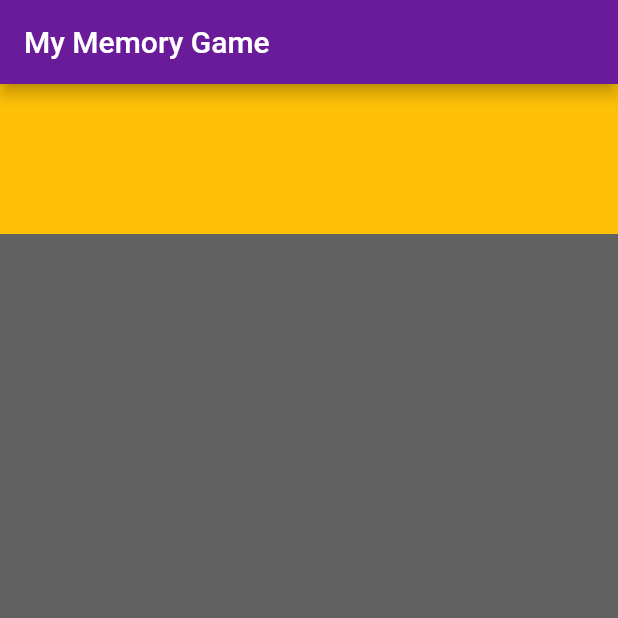
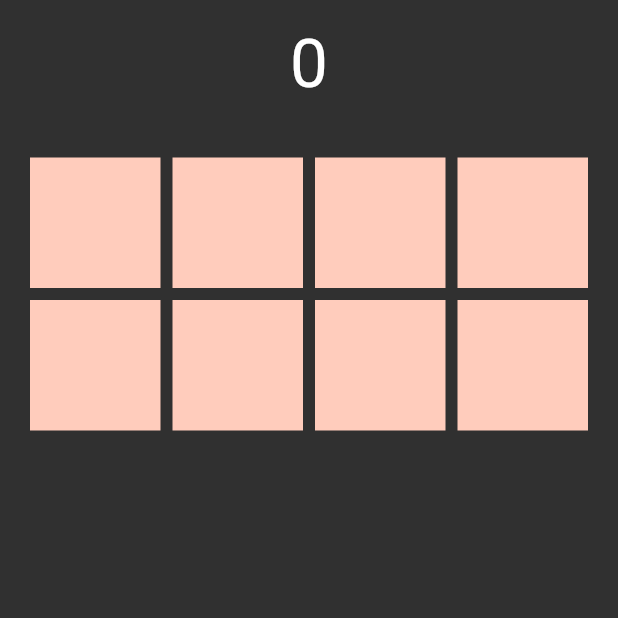
Before and after one commit to henry74/flutter_memory, a Flutter app: the first screen one second after launch, on a phone screen of 412 x 824 dp, the top half of it. Run offline on Flutter 3.47's test engine with Material 2 defaults, Android fonts, the phone set to English and light mode, and no system bars; drawn by our look-alikes of flip_card.

Commit message:
Completed game

```diff
--- a/lib/screens/home/home.dart
+++ b/lib/screens/home/home.dart
@@ -1,21 +1,154 @@
+import 'dart:async';
+
+import 'package:flip_card/flip_card.dart';
 import 'package:flutter/material.dart';
 
-class Home extends StatelessWidget {
+int level = 8;
+
+class Home extends StatefulWidget {
+  final int size;
+  const Home({Key key, this.size = 8}) : super(key: key);
+  @override
+  _HomeState createState() => _HomeState();
+}
+
+class _HomeState extends State<Home> {
+  List<GlobalKey<FlipCardState>> cardStateKeys = [];
+  List<bool> cardFlips = [];
+  List<String> data = [];
+  int previousIndex = -1;
+  bool flip = false;
+
+  int time = 0;
+  Timer timer;
+
+  @override
+  void initState() {
+    super.initState();
+    for (var i = 0; i < widget.size; i++) {
+      cardStateKeys.add(GlobalKey<FlipCardState>());
+      cardFlips.add(true);
+    }
+    for (var i = 0; i < widget.size ~/ 2; i++) {
+      data.add(i.toString());
+    }
+    for (var i = 0; i < widget.size ~/ 2; i++) {
+      data.add(i.toString());
+    }
+    startTimer();
+    data.shuffle();
+  }
+
+  startTimer() {
+    timer = Timer.periodic(Duration(seconds: 1), (t) {
+      setState(() {
+        time = time + 1;
+      });
+    });
+  }
+
   @override
   Widget build(BuildContext context) {
     return Scaffold(
-      backgroundColor: Colors.black,
-      appBar: AppBar(
-        title: Text('My Memory Game'),
+      body: SafeArea(
+        child: SingleChildScrollView(
+          child: Column(
+            children: <Widget>[
+              Padding(
+                padding: const EdgeInsets.all(16.0),
+                child: Text(
+                  "$time",
+                  style: Theme.of(context).textTheme.display2,
+                ),
+              ),
+              Padding(
+                padding: const EdgeInsets.all(16.0),
+                child: GridView.builder(
+                  shrinkWrap: true,
+                  physics: NeverScrollableScrollPhysics(),
+                  gridDelegate: SliverGridDelegateWithFixedCrossAxisCount(
+                    crossAxisCount: 4,
+                  ),
+                  itemBuilder: (context, index) => FlipCard(
+                    key: cardStateKeys[index],
+                    onFlip: () {
+                      if (!flip) {
+                        flip = true;
+                        previousIndex = index;
+                      } else {
+                        flip = false;
+                        if (previousIndex != index) {
+                          if (data[previousIndex] != data[index]) {
+                            cardStateKeys[previousIndex]
+                                .currentState
+                                .toggleCard();
+                            previousIndex = index;
+                          } else {
+                            cardFlips[previousIndex] = false;
+                            cardFlips[index] = false;
+                            print(cardFlips);
+                            if (cardFlips.every((t) => t == false)) {
+                              print("Won");
+                              showResult();
+                            }
+                          }
+                        }
+                      }
+                    },
+                    direction: FlipDirection.HORIZONTAL,
+                    flipOnTouch: true,
+                    front: Container(
+                      margin: EdgeInsets.all(4.0),
+                      color: Colors.deepOrange[100],
+                    ),
+                    back: Container(
+                      margin: EdgeInsets.all(4.0),
+                      color: Colors.deepOrange,
+                      child: Center(
+                        child: Text(
+                          "${data[index]}",
+                          style: Theme.of(context).textTheme.display2,
+                        ),
+                      ),
+                    ),
+                  ),
+                  itemCount: data.length,
+                ),
+              )
+            ],
+          ),
+        ),
       ),
-      body: Column(
-        children: <Widget>[
-          Container(
-            height: 100.0,
-            color: Theme.of(context).accentColor,
-          ),
-          Expanded(
-            child: Container(color: Theme.of(context).backgroundColor),
+    );
+  }
+
+  showResult() {
+    showDialog(
+      context: context,
+      barrierDismissible: false,
+      builder: (context) => AlertDialog(
+        title: Text(
+          "Won!!!",
+          style: Theme.of(context).textTheme.display2,
+        ),
+        content: Text("Time $time"),
+        actions: <Widget>[
+          FlatButton(
+            onPressed: () {
+              Navigator.of(context).pushReplacement(
+                MaterialPageRoute(
+                  builder: (context) => Home(
+                    size: level,
+                  ),
+                ),
+              );
+              if (level >= 28) {
+                level = 8;
+              } else {
+                level += 4;
+              }
+            },
+            child: Text("NEXT"),
           )
         ],
       ),
```
Also changed, not shown: pubspec.yaml (+1 -6 lines), pubspec.lock.
